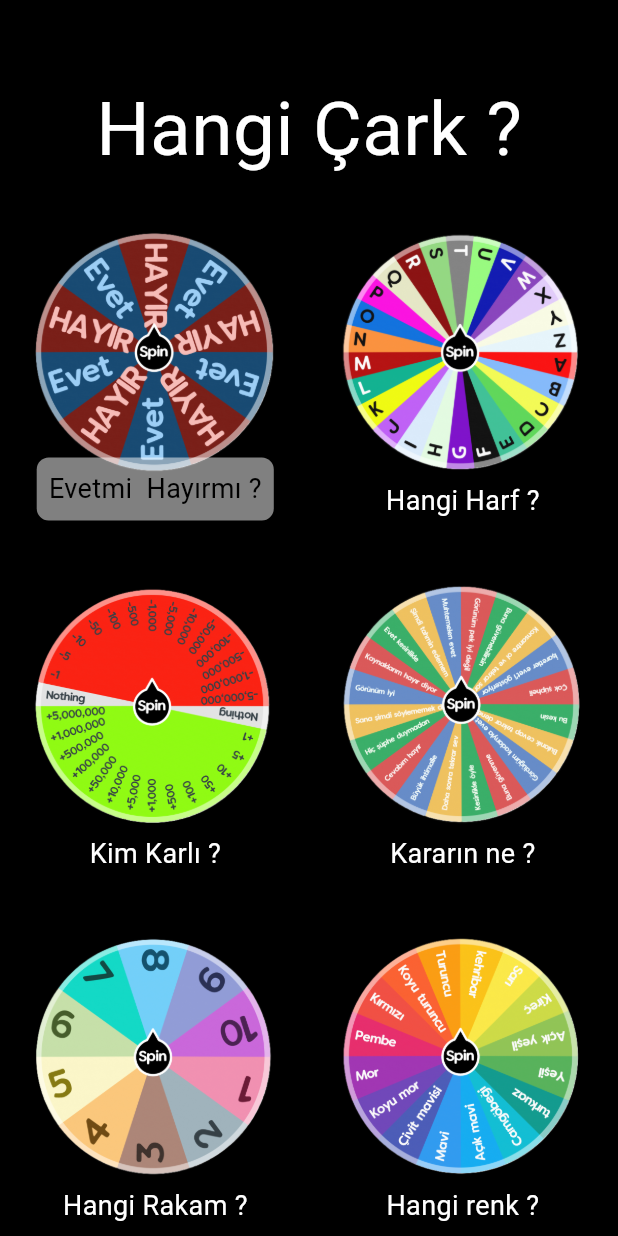
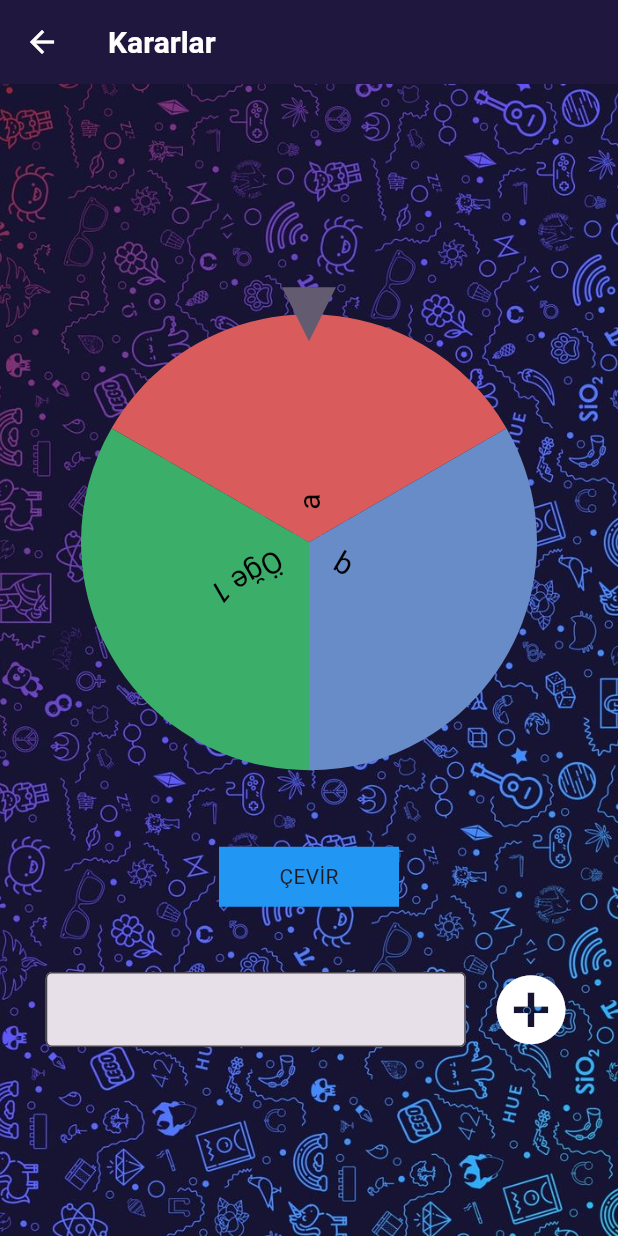
Before and after one commit to y-e-sryldz/wheel-of-fortune, a Flutter app: the screen it shows after launch, after a tap on "Kararın ne ?", on a phone screen of 412 x 824 dp. Run offline on Flutter 3.47's test engine with Material 3 defaults, Android fonts, the phone set to English and light mode, and no system bars; drawn by our look-alikes of flutter_fortune_wheel; our stand-ins replace rxdart.

Commit message:
çarka ekleme yapıldı

```diff
--- a/lib/carklar/colors.dart
+++ b/lib/carklar/colors.dart
@@ -61,7 +61,7 @@ class _colorsState extends State<colors> {
       body: Container(
         decoration: BoxDecoration(
           image: DecorationImage(
-            image: AssetImage("assets/arka_plan.jpg"),
+            image: AssetImage("assets/arka_plan.jpeg"),
             fit: BoxFit.cover,
           ),
         ),
--- a/lib/carklar/kar_zarar.dart
+++ b/lib/carklar/kar_zarar.dart
@@ -64,7 +64,7 @@ class _kar_zararState extends State<kar_zarar> {
       body: Container(
         decoration: BoxDecoration(
           image: DecorationImage(
-            image: AssetImage("assets/arka_plan.jpg"),
+            image: AssetImage("assets/arka_plan.jpeg"),
             fit: BoxFit.cover,
           ),
         ),
--- /dev/null
+++ b/lib/carklar/kararlar.dart
@@ -0,0 +1,178 @@
+import 'package:flutter/material.dart';
+import 'package:flutter_fortune_wheel/flutter_fortune_wheel.dart';
+import 'package:rxdart/rxdart.dart';
+
+class kararlar extends StatefulWidget {
+  const kararlar({Key? key}) : super(key: key);
+
+  @override
+  _kararlarState createState() => _kararlarState();
+}
+
+class _kararlarState extends State<kararlar> {
+  final selected = BehaviorSubject<int>();
+  TextEditingController textFieldController = TextEditingController();
+
+  String rewards = "";
+
+  List<String> items = ["a", "b"];
+
+  @override
+  void dispose() {
+    selected.close();
+    textFieldController.dispose();
+    super.dispose();
+  }
+
+  @override
+  void initState() {
+    super.initState();
+    // Örnek bir öğe ekleme
+    items.add("Öğe 1");
+  }
+
+  @override
+  Widget build(BuildContext context) {
+    return Scaffold(
+      appBar: AppBar(
+        backgroundColor: Color(0xFF1F173D),
+        leading: IconButton(
+          onPressed: () {
+            Navigator.pop(context);
+          },
+          icon: Icon(
+            Icons.arrow_back,
+            size: 24,
+            color: Colors.white,
+          ),
+        ),
+        title: Text(
+          "Kararlar",
+          style: TextStyle(
+              fontSize: 20, fontWeight: FontWeight.bold, color: Colors.white),
+        ),
+      ),
+      body: Container(
+        decoration: BoxDecoration(
+          image: DecorationImage(
+            image: AssetImage("assets/arka_plan.jpeg"),
+            fit: BoxFit.cover,
+          ),
+        ),
+        child: Center(
+          child: SingleChildScrollView(
+            child: Column(
+              crossAxisAlignment: CrossAxisAlignment.center,
+              mainAxisAlignment: MainAxisAlignment.center,
+              children: [
+                SizedBox(
+                  height: 380,
+                  child: items.isNotEmpty
+                      ? FortuneWheel(
+                          selected: selected.stream,
+                          animateFirst: false,
+                          items: items
+                              .map((item) => FortuneItem(
+                                    child: Text(
+                                      item,
+                                      style: TextStyle(
+                                        color: Colors.black,
+                                        fontSize: 20,
+                                      ),
+                                    ),
+                                    style: FortuneItemStyle(
+                                      color:
+                                          _getColorForItem(items.indexOf(item)),
+                                      borderWidth: 0,
+                                    ),
+                                  ))
+                              .toList(),
+                          onAnimationEnd: () {
+                            setState(() {
+                              rewards = items[selected.value];
+                            });
+                            ScaffoldMessenger.of(context).showSnackBar(
+                              SnackBar(content: Text("Kazanan: $rewards")),
+                            );
+                          },
+                        )
+                      : Center(
+                          child: Text("Lütfen en az bir öğe ekleyin"),
+                        ),
+                ),
+                SizedBox(height: 10),
+                GestureDetector(
+                  onTap: () {
+                    setState(() {
+                      selected.add(Fortune.randomInt(0, items.length));
+                    });
+                  },
+                  child: Container(
+                    height: 40,
+                    width: 120,
+                    margin: EdgeInsets.all(3),
+                    color: Colors.blue,
+                    child: Center(child: Text("ÇEVİR")),
+                  ),
+                ),
+                SizedBox(
+                  height: 30,
+                ),
+                Row(
+                  mainAxisAlignment: MainAxisAlignment.center,
+                  children: [
+                    Padding(
+                      padding: EdgeInsets.symmetric(horizontal: 8, vertical: 0),
+                      child: SizedBox(
+                        height: 50,
+                        width: 280,
+                        child: TextField(
+                          style: TextStyle(fontSize: 25),
+                          controller: textFieldController,
+                          maxLines: null,
+                          expands: true,
+                          decoration: InputDecoration(
+                            filled: true,
+                            border: OutlineInputBorder(),
+                          ),
+                        ),
+                      ),
+                    ),
+                    IconButton(
+                        onPressed: () {
+                          setState(() {
+                            // Girilen metni items listesine ekle
+                            items.add(textFieldController.text);
+                            textFieldController.clear();
+                          });
+                        },
+                        icon: Icon(
+                          Icons.add_circle,
+                          size: 55,
+                          color: Colors.white,
+                        ))
+                  ],
+                ),
+              ],
+            ),
+          ),
+        ),
+      ),
+    );
+  }
+
+  Color _getColorForItem(int item) {
+    switch (item % 4) {
+      case 0:
+        return Color(0xFFDA5B5B);
+      case 1:
+        return Color(0xFF678CC8);
+      case 2:
+        return Color(0xFF3BAE69);
+      case 3:
+        return Color(0xFFEFC25F);
+      default:
+        return Colors.black;
+    }
+  }
+}
--- a/lib/carklar/letters.dart
+++ b/lib/carklar/letters.dart
@@ -70,7 +70,7 @@ class _lettersState extends State<letters> {
       body: Container(
         decoration: BoxDecoration(
           image: DecorationImage(
-            image: AssetImage("assets/arka_plan.jpg"),
+            image: AssetImage("assets/arka_plan.jpeg"),
             fit: BoxFit.cover,
           ),
         ),
--- a/lib/carklar/numbers.dart
+++ b/lib/carklar/numbers.dart
@@ -42,7 +42,7 @@ class _numbersState extends State<numbers> {
       body: Container(
         decoration: BoxDecoration(
           image: DecorationImage(
-            image: AssetImage("assets/arka_plan.jpg"),
+            image: AssetImage("assets/arka_plan.jpeg"),
             fit: BoxFit.cover,
           ),
         ),
--- a/lib/carklar/profit_loss.dart
+++ b/lib/carklar/profit_loss.dart
@@ -55,7 +55,7 @@ class _profit_lossState extends State<profit_loss> {
       body: Container(
         decoration: BoxDecoration(
           image: DecorationImage(
-            image: AssetImage("assets/arka_plan.jpg"),
+            image: AssetImage("assets/arka_plan.jpeg"),
             fit: BoxFit.cover,
           ),
         ),
--- a/lib/carklar/yes_no.dart
+++ b/lib/carklar/yes_no.dart
@@ -55,7 +55,7 @@ class _yes_noState extends State<yes_no> {
       body: Container(
         decoration: BoxDecoration(
           image: DecorationImage(
-            image: AssetImage("assets/arka_plan.jpg"),
+            image: AssetImage("assets/arka_plan.jpeg"),
             fit: BoxFit.cover,
           ),
         ),
@@ -128,7 +128,7 @@ class _yes_noState extends State<yes_no> {
   Color _getColorForItem(String item) {
     switch (item) {
       case "Evet":
-        return Color(0xFF194B73);
+        return Color.fromARGB(255, 87, 94, 100);
       case "Hayır":
         return Color(0xFF7A2019);
       default:
--- a/lib/screens/login.dart
+++ b/lib/screens/login.dart
@@ -16,7 +16,7 @@ class _loginState extends State<login> {
       body: Container(
         decoration: BoxDecoration(
           image: DecorationImage(
-            image: AssetImage("assets/arka_plan.jpg"),
+            image: AssetImage("assets/arka_plan.jpeg"),
             fit: BoxFit.cover,
           ),
         ),
--- a/lib/screens/select_wheel.dart
+++ b/lib/screens/select_wheel.dart
@@ -1,5 +1,6 @@
 import 'package:draw_app/carklar/colors.dart';
 import 'package:draw_app/carklar/kar_zarar.dart';
+import 'package:draw_app/carklar/kararlar.dart';
 import 'package:draw_app/carklar/letters.dart';
 import 'package:draw_app/carklar/meals.dart';
 import 'package:draw_app/carklar/numbers.dart';
@@ -159,7 +160,13 @@ class _select_wheelState extends State<select_wheel> {
                       ),
                       //wi-fi
                       GestureDetector(
-                        onTap: () {},
+                        onTap: () {
+                          Navigator.push(
+                            context,
+                            CupertinoPageRoute(
+                                builder: (context) =>  kararlar()),
+                          );
+                        },
                         child: Container(
                           height: 225,
                           width: 170,
```
Also changed, not shown: assets/arka_plan.jpeg (added), assets/arka_plan.jpg (deleted), flutter_01.png (added).
